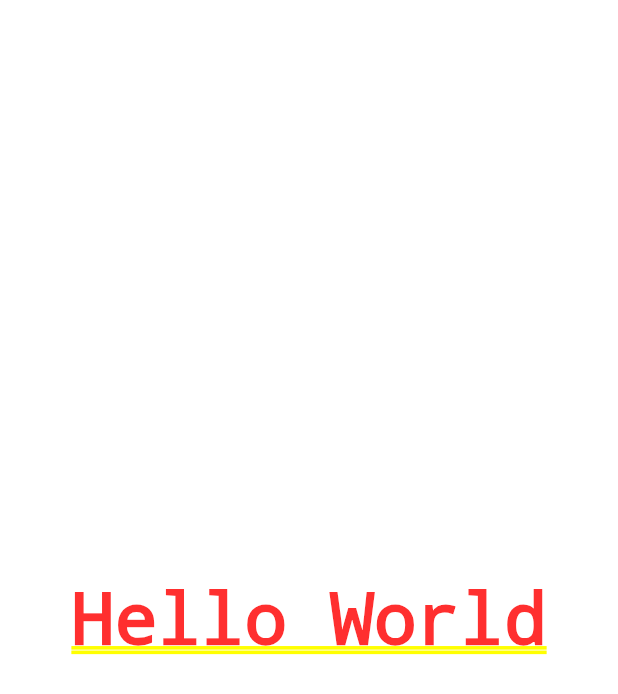
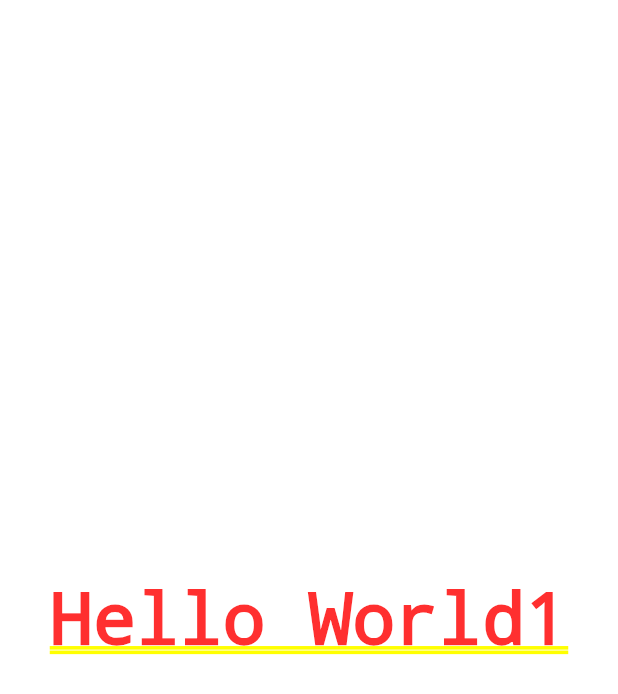
Before and after one commit to Ismailp123/Hello-world, a Flutter app: the screen it shows after launch, on a phone screen of 412 x 824 dp. Shown: the top 694 px of the screen. Run offline on Flutter 3.47's test engine with Material 2 defaults, Android fonts, the phone set to English and light mode, and no system bars.

Commit message:
hello world changed

```diff
--- a/lib/main.dart
+++ b/lib/main.dart
@@ -4,7 +4,7 @@ void main() {
   runApp(
     MaterialApp(
       home: Center(
-        child: Text('Hello World'),
+        child: Text('Hello World1'),
       ),
     ),
   );
```
